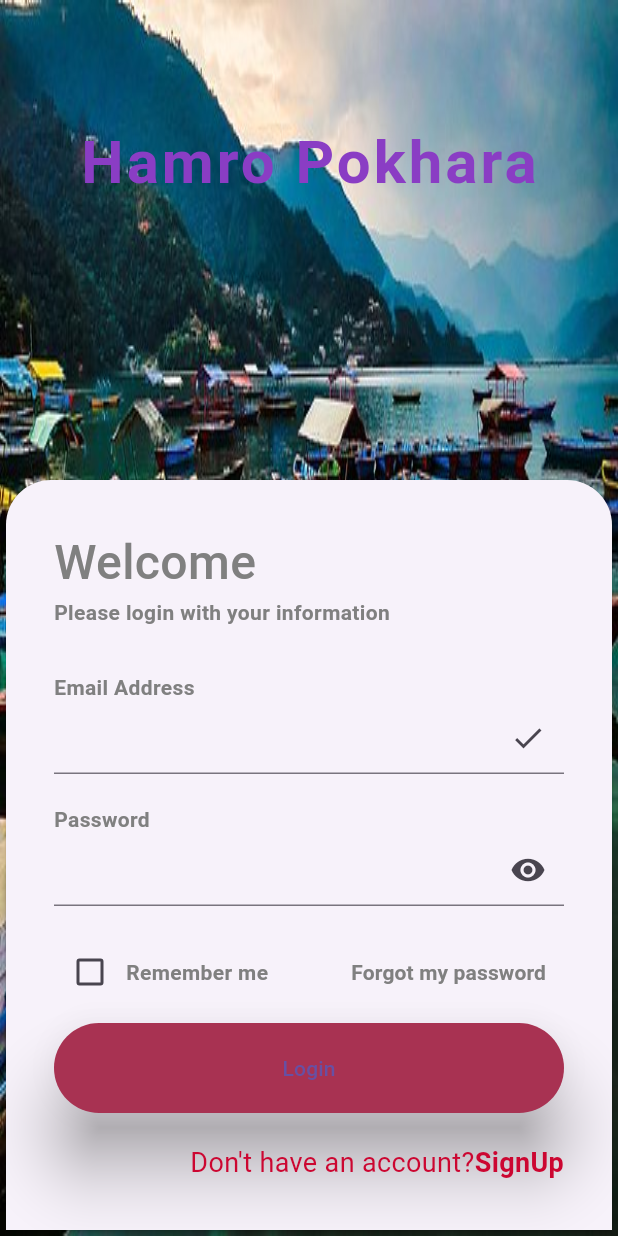
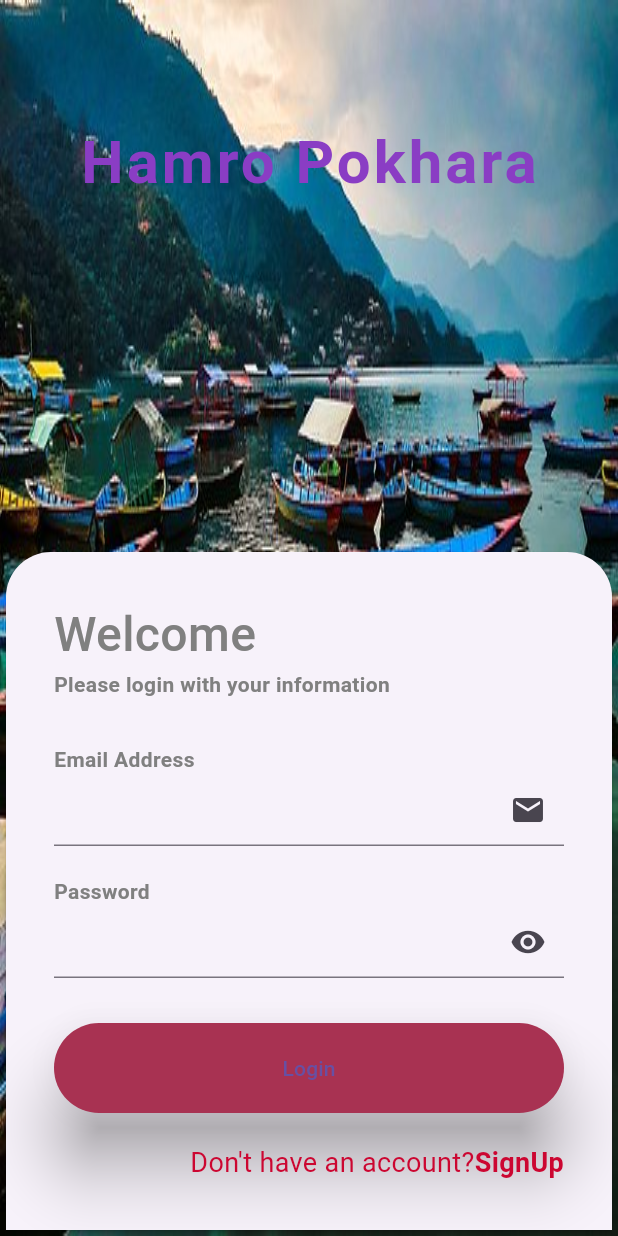
Before and after one commit to Suman8175/Hamro-Pokhara, a Flutter app: the LoginPage screen opened directly, on a phone screen of 412 x 824 dp. Run offline on Flutter 3.47's test engine with Material 3 defaults, Android fonts, the phone set to English and light mode, and no system bars; our stand-ins replace easy_localization, shared_preferences; accounts and stored records are empty.

Commit message:
Login Page error solved

```diff
--- a/lib/features/screens/login_signup/login_screen.dart
+++ b/lib/features/screens/login_signup/login_screen.dart
@@ -17,8 +17,8 @@
   late double mediaSize;
   TextEditingController emailController = TextEditingController();
   TextEditingController passwordController = TextEditingController();
-  bool rememberUser = false;
-
+  bool isPassword = true;
+  final _formKey = GlobalKey<FormState>();
   @override
   Widget build(BuildContext context) {
     myColor = HexColor.fromHex(primaryColor);
@@ -82,7 +82,9 @@
   }
 
   Widget _buildForm() {
-    return Column(
+    return Form(
+      key: _formKey,
+      child: Column(
         crossAxisAlignment: CrossAxisAlignment.start,
         children: [
           Text(
@@ -98,16 +100,16 @@
             height: 30,
           ),
           _buildGreyText('email_address'.tr()),
-        _buildInputField(emailController),
+          _buildInputFieldEmail(emailController),
           const SizedBox(
             height: 20,
           ),
           _buildGreyText('password'.tr()),
-        _buildInputField(passwordController, isPassword: true),
+          _buildInputField(passwordController),
           const SizedBox(
             height: 20,
           ),
-        _buildRememberForgot(),
+          // _buildRememberForgot(),
           const SizedBox(
             height: 10,
           ),
@@ -117,6 +119,7 @@
           ),
           _signUpButton()
         ],
+      ),
     );
   }
 
@@ -130,49 +133,79 @@
     );
   }
 
-  Widget _buildInputField(TextEditingController controller,
-      {isPassword = false}) {
-    return TextField(
+  Widget _buildInputField(TextEditingController controller) {
+    return TextFormField(
         controller: controller,
         decoration: InputDecoration(
-        suffixIcon: isPassword
+            suffixIcon: IconButton(
+                onPressed: () {
+                  setState(() {
+                    isPassword = !isPassword;
+                    if (isPassword) {}
+                  });
+                },
+                icon: isPassword
                     ? const Icon(Icons.remove_red_eye)
-            : const Icon(Icons.done),
-      ),
+                    : const Icon(Icons.done))),
         obscureText: isPassword,
-    );
+        validator: (value) {
+          if (value == null || value.isEmpty) {
+            return 'Please enter some text';
+          }
+          return null;
+        });
   }
 
-  Widget _buildRememberForgot() {
-    return Row(
-      mainAxisAlignment: MainAxisAlignment.spaceBetween,
-      children: [
-        Row(
-          children: [
-            Checkbox(
-                value: rememberUser,
-                onChanged: (value) {
-                  setState(() {
-                    rememberUser = value!;
+  Widget _buildInputFieldEmail(TextEditingController emailController) {
+    return TextFormField(
+        controller: emailController,
+        keyboardType: TextInputType.emailAddress,
+        decoration: const InputDecoration(suffixIcon: Icon(Icons.email)),
+        textInputAction: TextInputAction.next,
+        validator: (value) {
+          if (value == null || value.isEmpty) {
+            return 'Please enter some text';
+          }
+          return null;
         });
-                }),
-            _buildGreyText('remember_me'.tr())
-          ],
-        ),
-        TextButton(
-            onPressed: () {}, child: _buildGreyText('forget_password'.tr()))
-      ],
-    );
   }
+
+  // Widget _buildRememberForgot() {
+  //   return Row(
+  //     mainAxisAlignment: MainAxisAlignment.spaceBetween,
+  //     children: [
+  //       Row(
+  //         children: [
+  //           Checkbox(
+  //               value: rememberUser,
+  //               onChanged: (value) {
+  //                 setState(() {
+  //                   rememberUser = value!;
+  //                 });
+  //               }),
+  //           _buildGreyText('remember_me'.tr())
+  //         ],
+  //       ),
+  //       TextButton(
+  //           onPressed: () {}, child: _buildGreyText('forget_password'.tr()))
+  //     ],
+  //   );
+  // }
 
   Widget _buildLoginButton(BuildContext context) {
     return ElevatedButton(
         onPressed: () {
-          debugPrint("Email: ${emailController.text}");
-          debugPrint("password: ${passwordController.text}");
-
-          Navigator.pushReplacement(context,
-              MaterialPageRoute(builder: (context) => const NavigationMenu()));
+          if (_formKey.currentState!.validate()) {
+            // If the form is valid, display a snackbar. In the real world,
+            // you'd often call a server or save the information in a database.
+            ScaffoldMessenger.of(context).showSnackBar(
+              const SnackBar(content: Text('Processing Data')),
+            );
+            Navigator.pushReplacement(
+                context,
+                MaterialPageRoute(
+                    builder: (context) => const NavigationMenu()));
+          }
         },
         style: ElevatedButton.styleFrom(
           shape: const StadiumBorder(),
--- a/lib/features/screens/splash_screen/splash_screen.dart
+++ b/lib/features/screens/splash_screen/splash_screen.dart
@@ -3,6 +3,7 @@
 import 'package:yhhhamropokhara/features/models/data/color_fetch/colors_getter.dart';
 import 'package:yhhhamropokhara/features/screens/get_started/on_boarding_screen.dart';
 import 'package:yhhhamropokhara/features/screens/home_screen/bottombar.dart';
+import 'package:yhhhamropokhara/features/screens/login_signup/login_screen.dart';
 
 class SplashScreen extends StatefulWidget {
   const SplashScreen({super.key});
@@ -40,7 +41,7 @@
       if (_isNewUser) {
         return const OnBoarding();
       } else {
-        return const NavigationMenu();
+        return const LoginPage();
       }
     } else {
       return const Scaffold(
```
Lines whose indentation alone changed are shown as unchanged.
